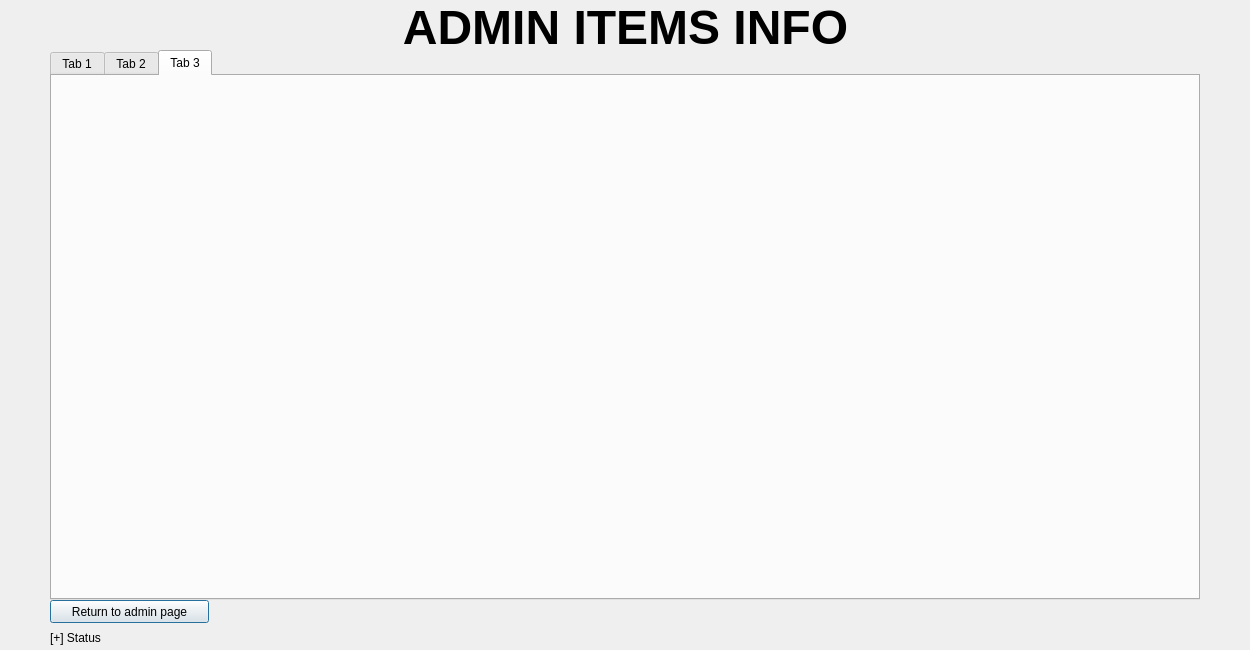
The window that Project2/admin_item_database.ui (tdragon00/CS1C_Project_2) describes before a commit, drawn with Qt 5.
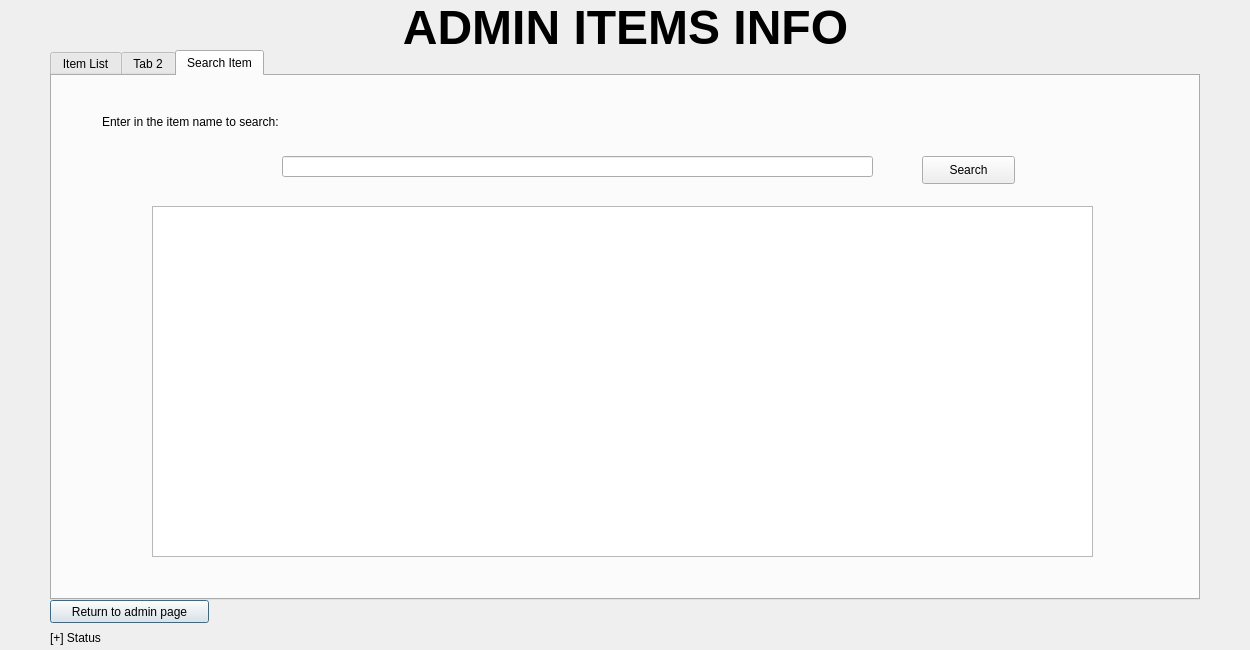
The same window after the commit. The open tabs and pages were chosen to show the change.

Commit message:
added search by item name
added in the admin item UI

Patch:
```diff
--- a/Project2/admin_item_database.ui
+++ b/Project2/admin_item_database.ui
@@ -40,7 +40,7 @@
    </property>
    <widget class="QWidget" name="tab_2">
     <attribute name="title">
-     <string>Tab 1</string>
+     <string>Item List</string>
     </attribute>
     <widget class="QGroupBox" name="Tools">
      <property name="geometry">
@@ -250,8 +250,54 @@
    </widget>
    <widget class="QWidget" name="tab_4">
     <attribute name="title">
-     <string>Tab 3</string>
+     <string>Search Item</string>
     </attribute>
+    <widget class="QTableView" name="searchItemTable">
+     <property name="geometry">
+      <rect>
+       <x>100</x>
+       <y>130</y>
+       <width>941</width>
+       <height>351</height>
+      </rect>
+     </property>
+    </widget>
+    <widget class="QPushButton" name="searchButton">
+     <property name="geometry">
+      <rect>
+       <x>870</x>
+       <y>80</y>
+       <width>93</width>
+       <height>28</height>
+      </rect>
+     </property>
+     <property name="text">
+      <string>Search</string>
+     </property>
+    </widget>
+    <widget class="QLineEdit" name="searchLineEdit">
+     <property name="geometry">
+      <rect>
+       <x>230</x>
+       <y>80</y>
+       <width>591</width>
+       <height>21</height>
+      </rect>
+     </property>
+    </widget>
+    <widget class="QLabel" name="searchLabel">
+     <property name="geometry">
+      <rect>
+       <x>50</x>
+       <y>30</y>
+       <width>301</width>
+       <height>31</height>
+      </rect>
+     </property>
+     <property name="text">
+      <string>Enter in the item name to search:</string>
+     </property>
+    </widget>
    </widget>
   </widget>
   <widget class="QLabel" name="label_5">
```
Left out of the diff: 2 changed lines with no effect on the pictures. The commit also changes 2 other files.
